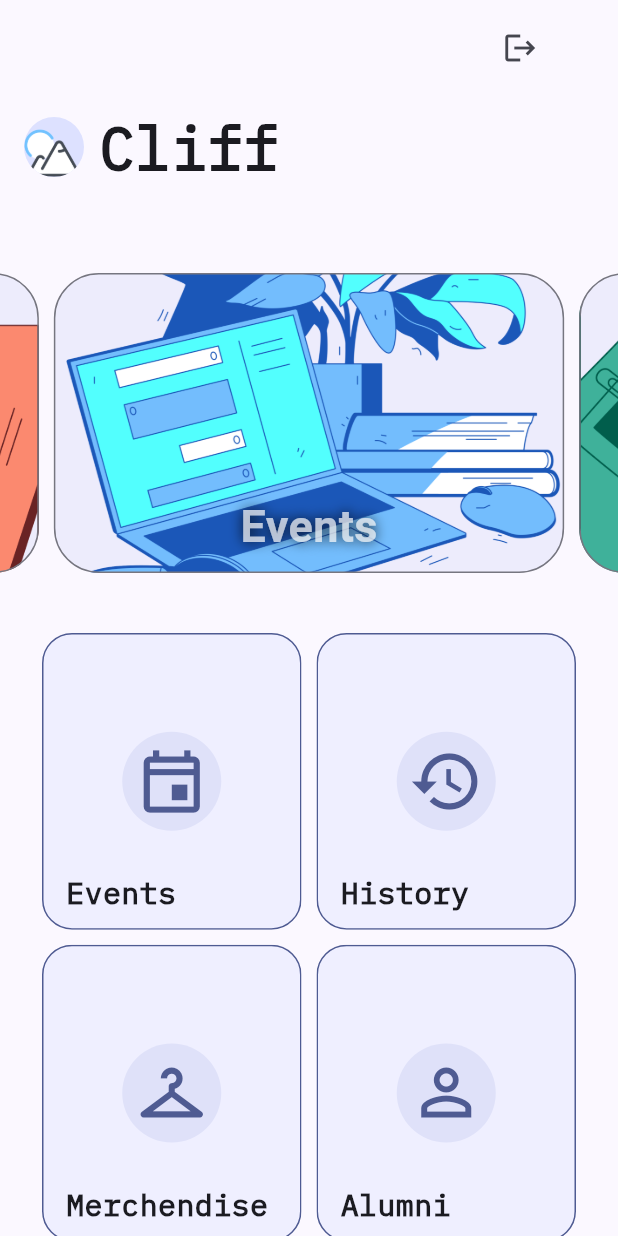
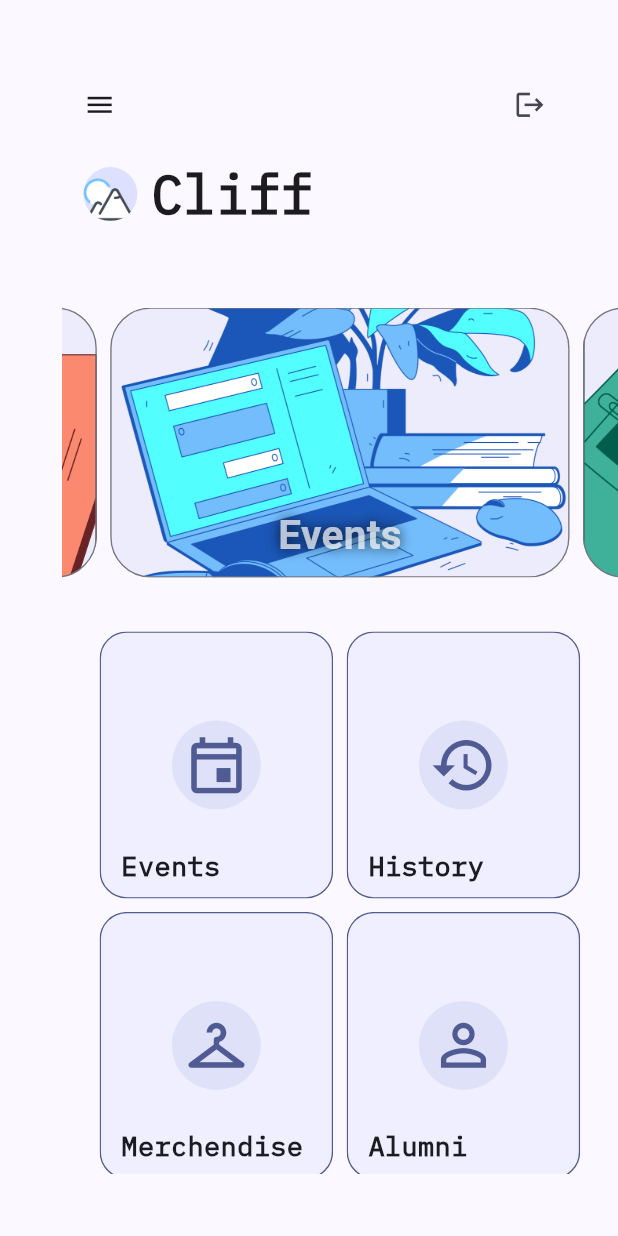
Before and after one commit to Cscreed3131/cliff, a Flutter app: the screen it shows once a user with an empty profile is signed in, on a phone screen of 412 x 824 dp. Run offline on Flutter 3.47's test engine with Material 2 defaults, Android fonts, the phone set to English and light mode, and no system bars; drawn by our look-alikes of carousel_slider, dynamic_color; our stand-ins replace cloud_firestore, firebase_auth, firebase_core, firebase_storage, flutter_riverpod, image_picker; accounts and stored records are empty.

Commit message:
Tons of UI changes, also added a demo page that is still a work in progess(events page)

```diff
--- a/lib/screens/home_screen.dart
+++ b/lib/screens/home_screen.dart
@@ -10,14 +10,25 @@ class HomeScreen extends StatelessWidget {
 
   @override
   Widget build(BuildContext context) {
-
+    bool _isDrawerOpen = false;
     final screenWidth = MediaQuery.of(context).size.width;
 
     return Scaffold(
-      endDrawer: const AppDrawer(),
-      body: CustomScrollView(
+      drawer: const AppDrawer(),
+      body: Builder(
+        builder: (context){
+          return Transform.scale(
+            scale: 0.9,
+            alignment: Alignment.centerRight,
+            child: CustomScrollView(
               slivers: [
                 SliverAppBar.large(
+                  leading: IconButton(
+                    icon: const Icon(Icons.menu),
+                    onPressed: () {
+                      Scaffold.of(context).openDrawer();
+                    },
+                  ),
                   actions: [
                     IconButton(
                       onPressed: () {
@@ -65,6 +76,9 @@ class HomeScreen extends StatelessWidget {
                     )
                 ),
               ],
+            ),
+          );
+        },
       )
     );
   }
```
Also changed, not shown: lib/widgets/app_drawer.dart (+9 -1 lines). Lines whose indentation alone changed are shown as unchanged.
